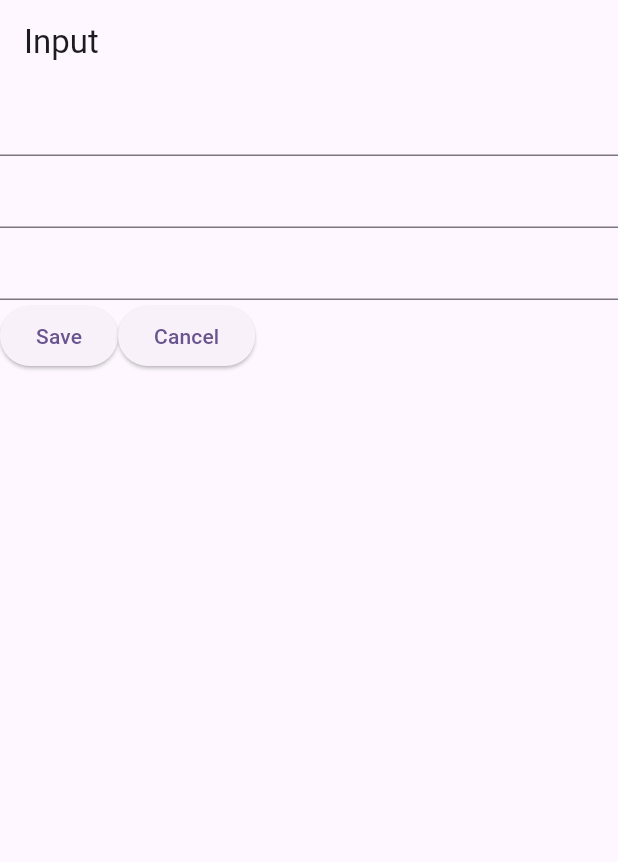
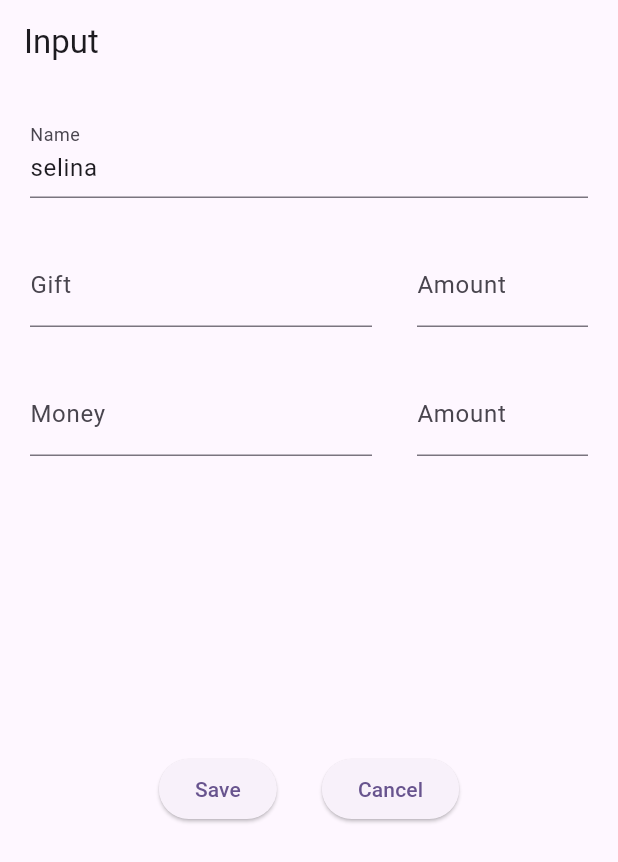
Before and after one commit to pritom1424/gift_memo, a Flutter app: the screen it shows after launch, scrolled down 576 dp, after a tap on the "add" icon, on a phone screen of 412 x 824 dp. Shown: the top 862 px of the screen. Run offline on Flutter 3.47's test engine with Material 3 defaults, Android fonts, the phone set to English and light mode, and no system bars; our stand-ins replace cloud_firestore, firebase_core, sqflite; accounts and stored records are empty.

Commit message:
Input page + routes organized

```diff
--- a/lib/core/utils/custom_widget.dart
+++ b/lib/core/utils/custom_widget.dart
@@ -1,4 +1,9 @@
 import 'package:flutter/material.dart';
+import 'package:gift_memo/core/utils/values.dart';
+import 'package:gift_memo/main.dart';
+
+import 'package:gift_memo/presentation/screens/home_screen.dart';
+import 'package:gift_memo/presentation/screens/input_screen.dart';
 
 class CustomWidgetsUtils {
   Widget topfilterButton(String name, Function onPress) =>
@@ -21,4 +26,12 @@ class CustomWidgetsUtils {
                   child: const Text("No"))
             ],
           ));
+
+  Map<String, Widget Function(BuildContext)> routeList(BuildContext ctx) {
+    return {
+      "/": (ctx) => const MyHomePage(),
+      Values.homeScreenRouteName: (ctx) => const HomeScreen(),
+      Values.inputScreenRouteName: (ctx) => const InputScreen(),
+    };
+  }
 }
--- /dev/null
+++ b/lib/core/utils/values.dart
@@ -0,0 +1,4 @@
+class Values {
+  static const String homeScreenRouteName = '/home-screen';
+  static const String inputScreenRouteName = '/input-screen';
+}
--- a/lib/main.dart
+++ b/lib/main.dart
@@ -1,8 +1,8 @@
 import 'package:firebase_core/firebase_core.dart';
 import 'package:flutter/material.dart';
-import 'package:gift_memo/presentation/screens/giftmemo_listscn.dart';
+import 'package:gift_memo/core/utils/custom_widget.dart';
+import 'package:gift_memo/core/utils/values.dart';
 import 'package:gift_memo/presentation/screens/home_screen.dart';
-import 'package:gift_memo/presentation/screens/input_screen.dart';
 import 'package:uuid/uuid.dart';
 
 const uuid = Uuid();
@@ -23,7 +23,8 @@ class MyApp extends StatelessWidget {
         colorScheme: ColorScheme.fromSeed(seedColor: Colors.deepPurple),
         useMaterial3: true,
       ),
-      home: const MyHomePage(),
+      // home: const MyHomePage(),
+      routes: CustomWidgetsUtils().routeList(context),
     );
   }
 }
@@ -45,10 +46,9 @@ class _MyHomePageState extends State<MyHomePage> {
           title: Text(widget.title),
           actions: [
             IconButton(
-                onPressed: () => Navigator.of(context).pushAndRemoveUntil(
-                    MaterialPageRoute(builder: (ctx) => InputScreen()),
-                    (route) => false),
-                icon: Icon(Icons.add))
+                onPressed: () => Navigator.of(context).pushNamedAndRemoveUntil(
+                    Values.inputScreenRouteName, (route) => false),
+                icon: const Icon(Icons.add))
           ],
         ),
         body: const HomeScreen());
--- a/lib/presentation/screens/guest_detailscreen.dart
+++ b/lib/presentation/screens/guest_detailscreen.dart
@@ -30,7 +30,7 @@ class GuestDetailsScreen extends StatelessWidget {
         ),
       ),
       floatingActionButton: FloatingActionButton(
-        child: Icon(Icons.edit),
+        child: const Icon(Icons.edit),
         onPressed: () {
           Navigator.of(context).pushAndRemoveUntil(
               MaterialPageRoute(builder: (context) => InputScreen()),
--- a/lib/presentation/screens/input_screen.dart
+++ b/lib/presentation/screens/input_screen.dart
@@ -1,4 +1,6 @@
 import 'package:flutter/material.dart';
+import 'package:gift_memo/core/utils/values.dart';
+import 'package:gift_memo/data/models/gift_memo_model.dart';
 import 'package:gift_memo/main.dart';
 import 'package:gift_memo/presentation/screens/home_screen.dart';
 
@@ -13,11 +15,15 @@ class _InputScreenState extends State<InputScreen> {
   late TextEditingController guestNameInputController;
   late TextEditingController giftInputController;
   late TextEditingController moneyInputController;
+  late TextEditingController moneyAmountInputController;
+  late TextEditingController giftAmountInputController;
   @override
   void initState() {
     guestNameInputController = TextEditingController();
     giftInputController = TextEditingController();
     moneyInputController = TextEditingController();
+    moneyAmountInputController = TextEditingController();
+    giftAmountInputController = TextEditingController();
     // TODO: implement initState
     super.initState();
   }
@@ -27,50 +33,109 @@ class _InputScreenState extends State<InputScreen> {
     guestNameInputController.dispose();
     moneyInputController.dispose();
     giftInputController.dispose();
+    moneyAmountInputController.dispose();
+    giftAmountInputController.dispose();
     // TODO: implement dispose
     super.dispose();
   }
 
   @override
   Widget build(BuildContext context) {
+    guestNameInputController.text = "selina";
     return Scaffold(
       appBar: AppBar(
         title: Text("Input"),
       ),
       body: Container(
+        padding: const EdgeInsets.all(20),
         child: Column(
           children: [
-            Container(
+            Flexible(
+              flex: 1,
               child: TextField(
+                decoration: const InputDecoration(labelText: "Name"),
                 controller: guestNameInputController,
               ),
             ),
-            Container(
+            const SizedBox(
+              height: 30,
+            ),
+            Flexible(
+              flex: 1,
               child: Column(
                 children: [
-                  TextField(
-                    keyboardType: TextInputType.number,
-                    controller: giftInputController,
+                  Flexible(
+                    child: Row(
+                      children: [
+                        Flexible(
+                          flex: 2,
+                          child: TextField(
+                            decoration:
+                                const InputDecoration(labelText: "Gift "),
+                            keyboardType: TextInputType.number,
+                            controller: giftInputController,
+                          ),
+                        ),
+                        const SizedBox(
+                          width: 30,
+                        ),
+                        Flexible(
+                          child: TextField(
+                            decoration:
+                                const InputDecoration(labelText: "Amount "),
+                            keyboardType: TextInputType.number,
+                            controller: giftInputController,
+                          ),
+                        ),
+                      ],
+                    ),
                   ),
-                  TextField(
-                    keyboardType: TextInputType.number,
-                    controller: moneyInputController,
+                  const SizedBox(
+                    height: 30,
+                  ),
+                  Flexible(
+                    child: Row(
+                      children: [
+                        Flexible(
+                          flex: 2,
+                          child: TextField(
+                            decoration:
+                                const InputDecoration(labelText: "Money"),
+                            keyboardType: TextInputType.number,
+                            controller: moneyInputController,
+                          ),
+                        ),
+                        const SizedBox(
+                          width: 30,
+                        ),
+                        Flexible(
+                          child: TextField(
+                            decoration:
+                                const InputDecoration(labelText: "Amount"),
+                            keyboardType: TextInputType.number,
+                            controller: moneyInputController,
+                          ),
+                        ),
+                      ],
+                    ),
                   ),
                 ],
               ),
             ),
-            Container(
+            const SizedBox(
+              height: 30,
+            ),
+            FittedBox(
               child: Row(
                 children: [
-                  ElevatedButton(onPressed: () {}, child: Text("Save")),
+                  ElevatedButton(onPressed: () {}, child: const Text("Save")),
+                  const SizedBox(
+                    width: 30,
+                  ),
                   ElevatedButton(
-                      onPressed: () {
-                        Navigator.pushAndRemoveUntil(
-                            context,
-                            MaterialPageRoute(builder: (ctx) => MyHomePage()),
-                            (route) => false);
-                      },
-                      child: Text("Cancel"))
+                      onPressed: () => Navigator.of(context)
+                          .pushNamedAndRemoveUntil("/", (route) => false),
+                      child: const Text("Cancel"))
                 ],
               ),
             )
```
